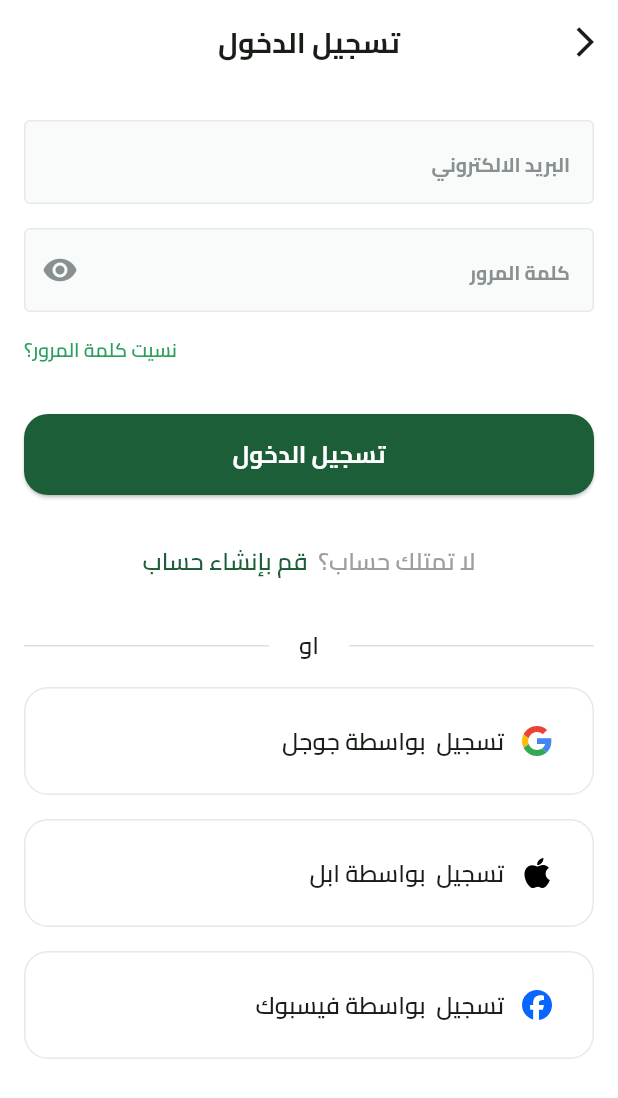
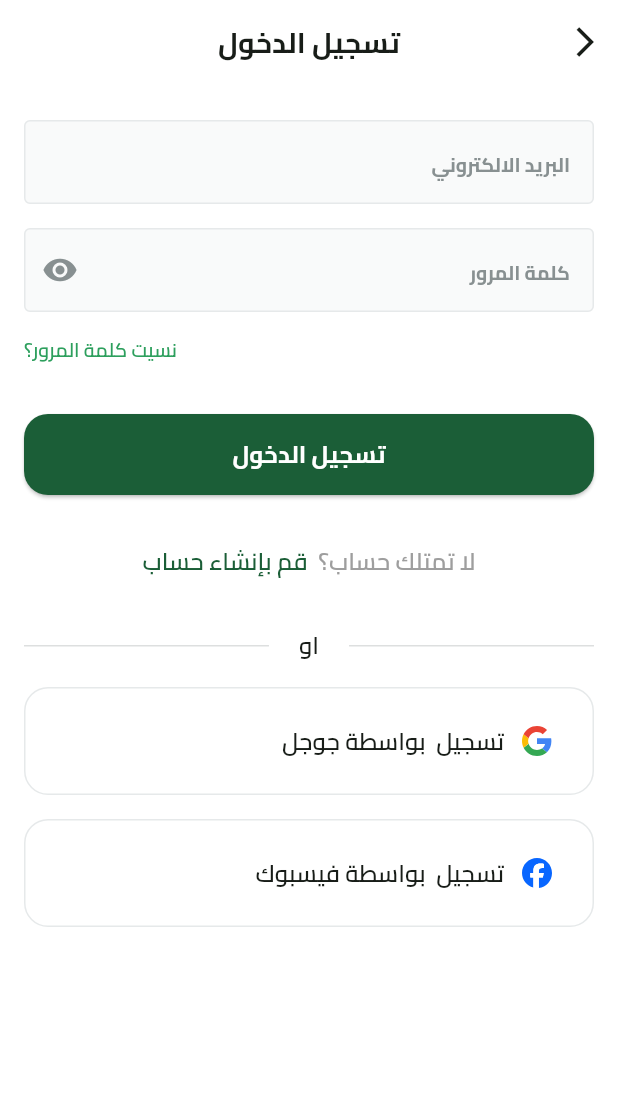
Before and after one commit to Abduallh-Abdo/fruit_hup, a Flutter app: the screen it shows after launch, after a tap on "تخط", on a phone screen of 412 x 824 dp. Shown: the top 1098 px of the screen. Run offline on Flutter 3.47's test engine with Material 3 defaults, Android fonts, the phone set to English and light mode, and no system bars; drawn by our look-alikes of modal_progress_hud_nsn; our stand-ins replace bloc, dartz, dots_indicator, equatable, firebase_auth, firebase_core and 5 more; missing offline and left inert: flutter_facebook_auth; accounts and stored records are empty.

Commit message:
disaple apple button on android device

```diff
--- a/lib/features/auth/presentation/widgets/login_view_body.dart
+++ b/lib/features/auth/presentation/widgets/login_view_body.dart
@@ -1,3 +1,5 @@
+import 'dart:io';
+
 import 'package:flutter/material.dart';
 import 'package:flutter_bloc/flutter_bloc.dart';
 import 'package:fruit_hup/core/helper/extensions/navigations.dart';
@@ -97,12 +99,16 @@ class _LoginViewBodyState extends State<LoginViewBody> {
                 },
               ),
               const SizedBox(height: 16),
+            Platform.isIOS ?  Column(
+                children: [
                   SocialLoginButton(
                     image: Assets.imagesAppleIcon,
                     title: 'تسجيل  بواسطة ابل',
                     onPressed: () {},
                   ),
                   const SizedBox(height: 16),
+                ],
+              ):const SizedBox(),
               SocialLoginButton(
                 image: Assets.imagesFacebookIcon,
                 title: 'تسجيل  بواسطة فيسبوك',
```
Lines whose indentation alone changed are shown as unchanged.
